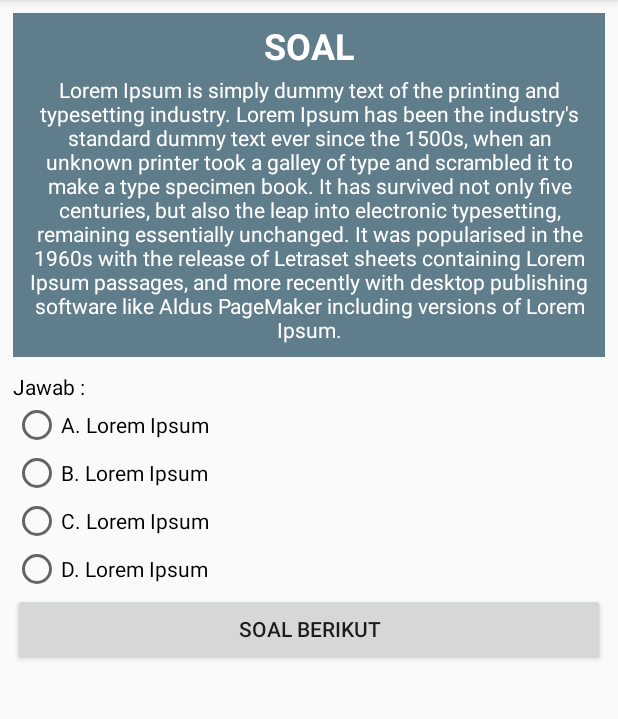
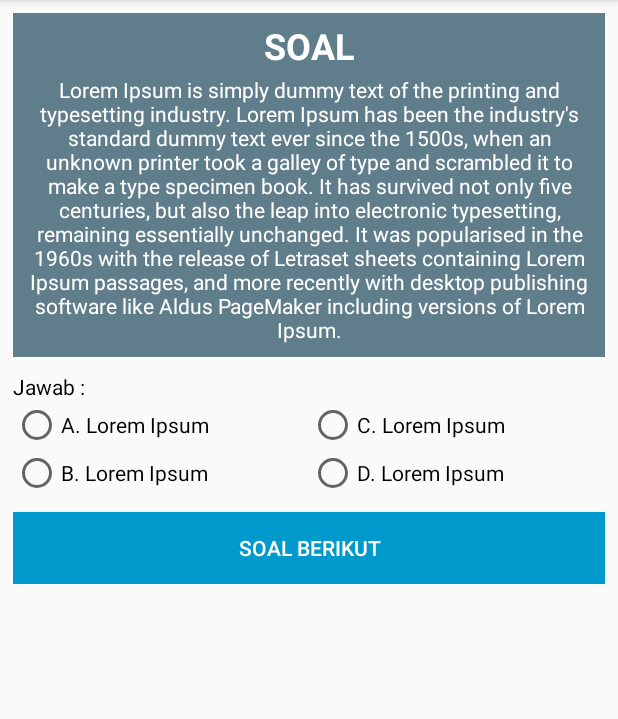
Before and after one commit to fadhil1106/SimulasiUn, an Android app: the ExamActivity screen opened directly, with no data from a screen before it, on a phone screen of 412 x 824 dp, the part 84-803 px from its top. Run offline under Robolectric (Android 15) with nearby library versions, the phone set to English and light mode, and no system bars.

Commit message:
Finish Exam Layout

```diff
--- a/app/src/main/AndroidManifest.xml
+++ b/app/src/main/AndroidManifest.xml
@@ -16,7 +16,8 @@
                 <category android:name="android.intent.category.LAUNCHER" />
             </intent-filter>
         </activity>
-        <activity android:name=".ExamActivity"></activity>
+        <activity android:name=".ExamActivity" />
+        <activity android:name=".ScoreActivity"></activity>
     </application>
 
 </manifest>
--- a/app/src/main/res/layout/activity_exam.xml
+++ b/app/src/main/res/layout/activity_exam.xml
@@ -46,7 +46,8 @@
         <RadioGroup
             android:layout_width="match_parent"
             android:layout_height="match_parent"
-            android:layout_marginTop="10dp">
+            android:layout_marginTop="10dp"
+            android:layout_marginBottom="10dp">
 
             <TextView
                 android:id="@+id/textView4"
@@ -56,12 +57,30 @@
                 android:text="Jawab :"
                 android:textColor="@color/colorTextPrimary" />
 
+            <TableRow
+                android:layout_width="match_parent"
+                android:layout_height="match_parent"
+                android:layout_weight="1">
+
                 <RadioButton
                     android:id="@+id/choice_a"
                     android:layout_width="wrap_content"
                     android:layout_height="wrap_content"
                     android:layout_weight="1"
                     android:text="A. Lorem Ipsum" />
+
+                <RadioButton
+                    android:id="@+id/choice_c"
+                    android:layout_width="wrap_content"
+                    android:layout_height="wrap_content"
+                    android:layout_weight="1"
+                    android:text="C. Lorem Ipsum" />
+            </TableRow>
+
+            <TableRow
+                android:layout_width="match_parent"
+                android:layout_height="match_parent"
+                android:layout_weight="1">
 
                 <RadioButton
                     android:id="@+id/choice_b"
@@ -71,25 +90,22 @@
                     android:text="B. Lorem Ipsum" />
 
                 <RadioButton
-                android:id="@+id/choice_c"
-                android:layout_width="wrap_content"
-                android:layout_height="wrap_content"
-                android:layout_weight="1"
-                android:text="C. Lorem Ipsum" />
-
-            <RadioButton
                     android:id="@+id/choice_d"
                     android:layout_width="wrap_content"
                     android:layout_height="wrap_content"
                     android:layout_weight="1"
                     android:text="D. Lorem Ipsum" />
+            </TableRow>
+
         </RadioGroup>
 
         <Button
             android:id="@+id/btn_next_question"
             android:layout_width="match_parent"
             android:layout_height="wrap_content"
-            android:text="Soal Berikut" />
+            android:background="@android:color/holo_blue_dark"
+            android:text="Soal Berikut"
+            android:textColor="@color/colorTextSecondary" />
 
     </LinearLayout>
 
```
Also changed, not shown: app/src/main/java/com/nunukan/workshop/simulasiun/ScoreActivity.kt (added, +12 -0 lines), app/src/main/res/layout/activity_score.xml (added, +103 -0 lines). Lines whose indentation alone changed are shown as unchanged.
